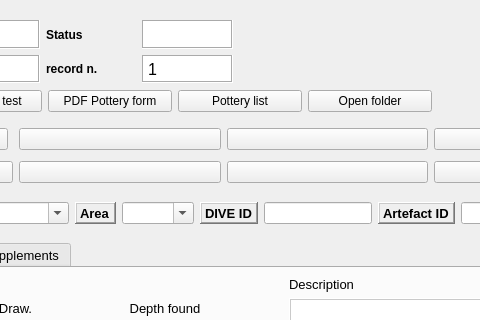
Old version of the form gui/ui/hff_system__Pottery_ui.ui in the repository enzococca/HFF; both pictures show x 168 to 648 and y 0 to 320 of the 1282 by 776 pixel window.
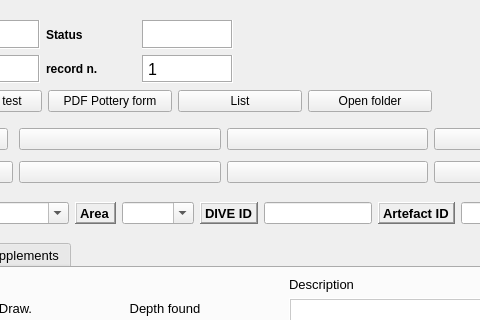
New version of the form. Icons and pictures are not drawn. Custom widgets are drawn as their Qt base class.

Patch:
```diff
--- a/gui/ui/hff_system__Pottery_ui.ui
+++ b/gui/ui/hff_system__Pottery_ui.ui
@@ -2326,7 +2326,7 @@
     <item row="0" column="3">
      <widget class="QPushButton" name="pushbutton_list">
       <property name="text">
-       <string>Pottery list</string>
+       <string>List</string>
       </property>
       <property name="icon">
        <iconset resource="../../resources/resources.qrc">
```
